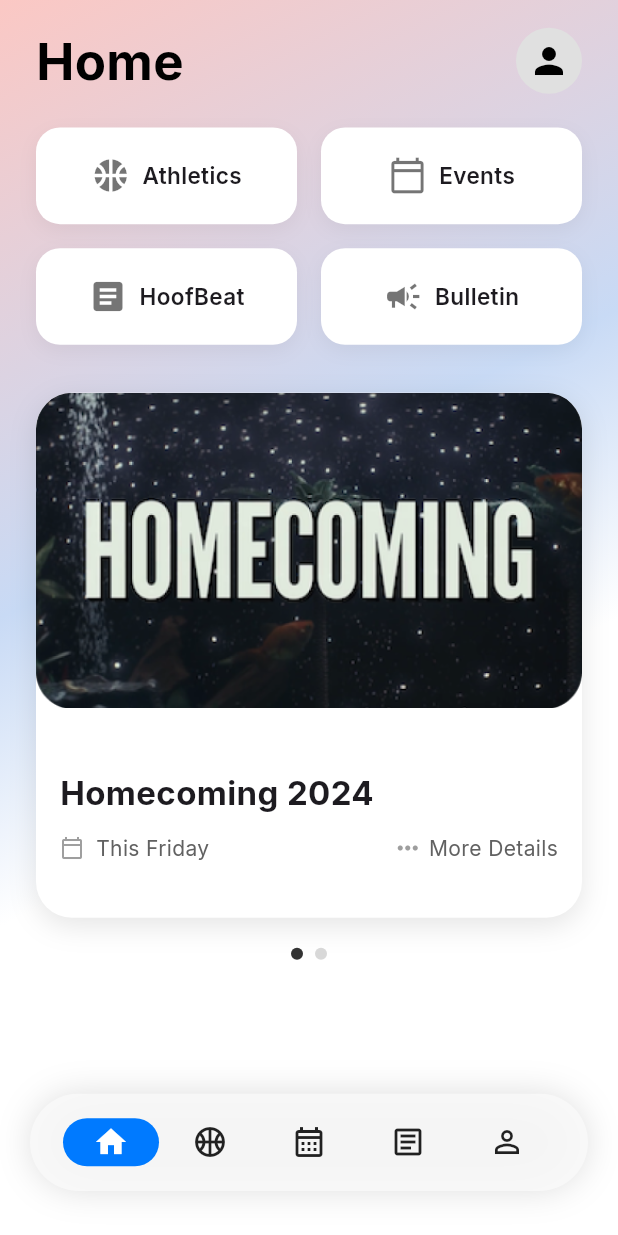
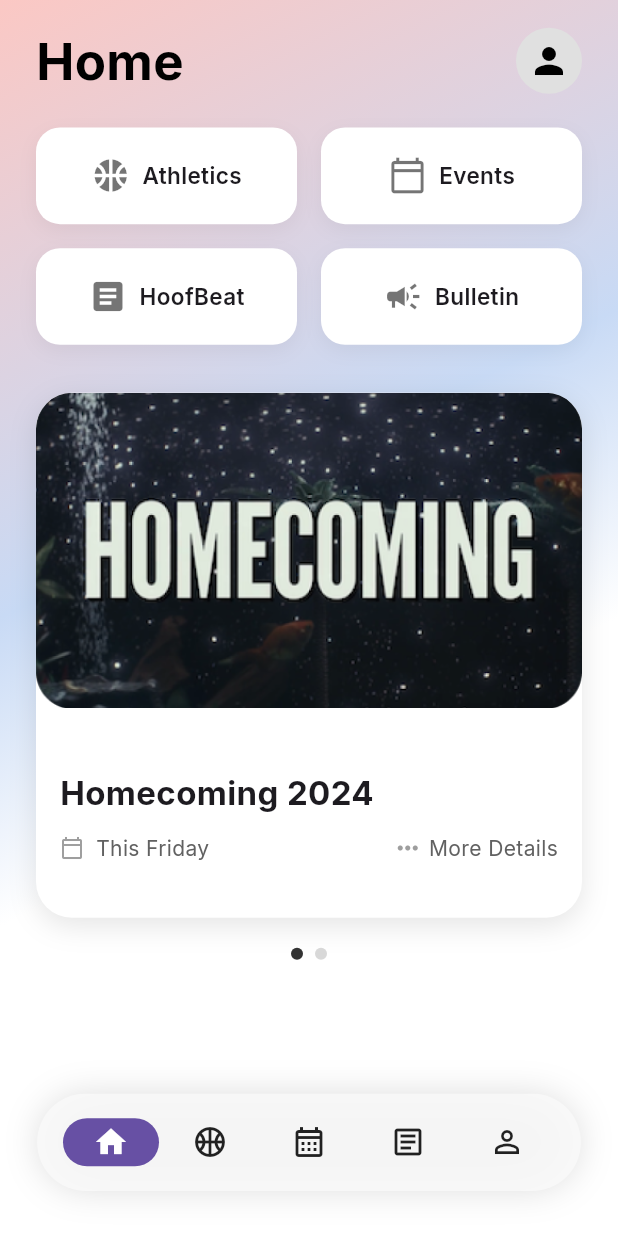
Before and after one commit to NCP-Stampede/northside-app, a Flutter app: the screen it shows after launch, on a phone screen of 412 x 824 dp. Run offline on Flutter 3.47's test engine with Material 3 defaults, Android fonts, the phone set to English and light mode, and no system bars; our stand-ins replace get, google_fonts, sizer, sticky_headers, table_calendar, webview_flutter; statements that could not run were skipped.

Commit message:
Update app_shell_screen.dart

```diff
--- a/northside_app/lib/presentation/app_shell/app_shell_screen.dart
+++ b/northside_app/lib/presentation/app_shell/app_shell_screen.dart
@@ -10,6 +10,7 @@ import '../placeholder_pages/athletics_page.dart';
 import '../placeholder_pages/profile_page.dart';
 import '../placeholder_pages/events_page.dart';
 import '../placeholder_pages/bulletin_page.dart';
+import '../../core/theme/app_theme.dart';
 
 class AppShellScreen extends GetView<AppShellController> {
   const AppShellScreen({super.key});
@@ -45,10 +46,10 @@ class AppShellScreen extends GetView<AppShellController> {
   Widget _buildFloatingM3NavBar(BuildContext context) {
     return Container(
       // This outer container defines the full width and shadow of the floating pill.
-      margin: const EdgeInsets.fromLTRB(20, 0, 20, 30),
+      margin: EdgeInsets.fromLTRB(AppTheme.horizontalPadding, 0, AppTheme.horizontalPadding, 30),
       height: 65,
       decoration: BoxDecoration(
-        borderRadius: BorderRadius.circular(50),
+        borderRadius: BorderRadius.circular(100), // Pill shape
         boxShadow: [
           BoxShadow(
             color: Colors.black.withOpacity(0.15),
@@ -58,7 +59,7 @@ class AppShellScreen extends GetView<AppShellController> {
         ],
       ),
       child: ClipRRect(
-        borderRadius: BorderRadius.circular(50),
+        borderRadius: BorderRadius.circular(100), // Pill shape
         child: BackdropFilter(
           filter: ImageFilter.blur(sigmaX: 15.0, sigmaY: 15.0),
           child: Container(
@@ -72,7 +73,7 @@ class AppShellScreen extends GetView<AppShellController> {
                 child: NavigationBar(
                   backgroundColor: Colors.transparent, // Lets the blur show through.
                   elevation: 0, // The outer container handles the shadow.
-                  indicatorColor: const Color(0xFF007AFF),
+                  indicatorColor: Theme.of(context).colorScheme.primary,
                   selectedIndex: controller.navBarIndex.value,
                   onDestinationSelected: controller.changePage,
                   labelBehavior: NavigationDestinationLabelBehavior.alwaysHide,
```
